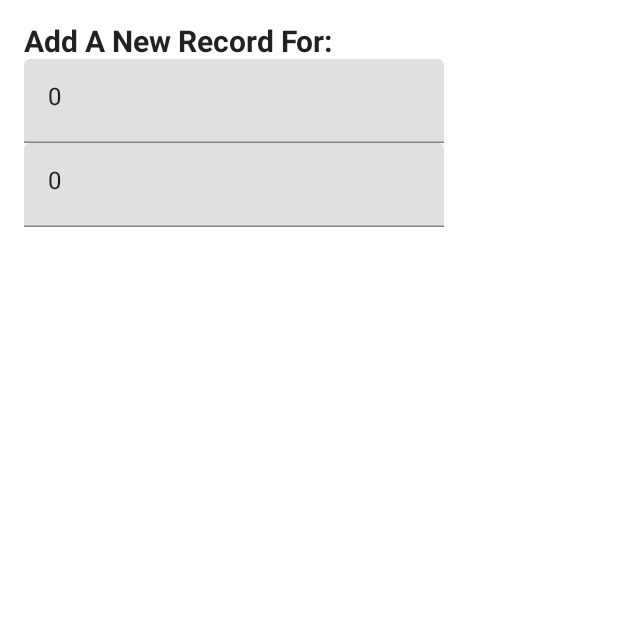
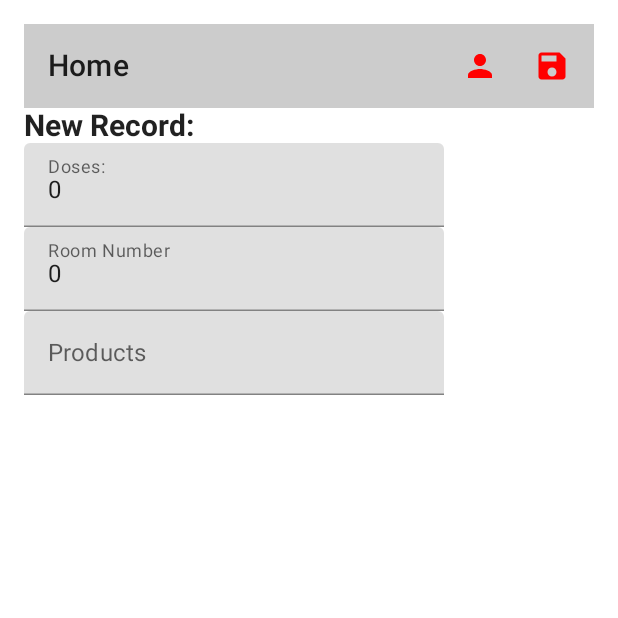
Before and after one commit to DathanStoneDev/Punches-Manager, an Android app built with Jetpack Compose: the composable RecordAddEditScreen shown on its own in the app's theme, on a phone screen of 412 x 824 dp, the top half of it. Run offline under Robolectric (Android 15) with nearby library versions, the phone set to English and light mode, and no system bars; our stand-ins replace Dagger/Hilt's generated code; 1 statement that could not run was skipped.

Commit message:
Added functionality to the AddEditRecord Page. Created a topApp bar to go to a profile screen and save a record. Doses, room number and product can be selected.

```diff
--- a/app/src/main/java/com/devstone/punchesmanager/ui/record/AddEditRecordEvent.kt
+++ b/app/src/main/java/com/devstone/punchesmanager/ui/record/AddEditRecordEvent.kt
@@ -7,4 +7,5 @@ sealed class AddEditRecordEvent {
     data class OnProductClick(val product: Product): AddEditRecordEvent()
     data class OnRoomNumberChange(val roomNumber: Int): AddEditRecordEvent()
     object OnSaveRecordClick: AddEditRecordEvent()
+    object OnProfileClick: AddEditRecordEvent()
 }
--- a/app/src/main/java/com/devstone/punchesmanager/ui/record/RecordAddEditScreen.kt
+++ b/app/src/main/java/com/devstone/punchesmanager/ui/record/RecordAddEditScreen.kt
@@ -1,22 +1,25 @@
 package com.devstone.punchesmanager.ui.record
 
+import androidx.compose.foundation.clickable
 import androidx.compose.foundation.layout.*
-import androidx.compose.material.Scaffold
-import androidx.compose.material.Text
-import androidx.compose.material.TextField
-import androidx.compose.runtime.Composable
-import androidx.compose.runtime.LaunchedEffect
-import androidx.compose.runtime.collectAsState
-import androidx.compose.ui.Alignment
+import androidx.compose.foundation.lazy.LazyColumn
+import androidx.compose.foundation.lazy.items
+import androidx.compose.material.*
+import androidx.compose.material.icons.Icons
+import androidx.compose.material.icons.filled.Person
+import androidx.compose.material.icons.filled.Save
+import androidx.compose.runtime.*
 import androidx.compose.ui.Modifier
+import androidx.compose.ui.graphics.Color
 import androidx.compose.ui.text.font.FontWeight
-import androidx.compose.ui.tooling.preview.Preview
 import androidx.compose.ui.unit.dp
 import androidx.compose.ui.unit.sp
 import androidx.hilt.navigation.compose.hiltViewModel
+import com.devstone.punchesmanager.ui.product.ProductItem
 import com.devstone.punchesmanager.util.UiEvent
 import kotlinx.coroutines.flow.collect
 
+@OptIn(ExperimentalMaterialApi::class)
 @Composable
 fun RecordAddEditScreen(
     onPopBackStack: ()-> Unit,
@@ -37,49 +40,102 @@ fun RecordAddEditScreen(
     Scaffold(
         modifier = modifier
             .fillMaxSize()
-            .padding(16.dp)
+            .padding(16.dp),
+        topBar = { AddRecordTopAppBar(onEvent = viewModel::onEvent) }
     ) {
 
         Column(
             modifier = modifier.fillMaxSize()
         ) {
-            Text(
-                text = "Add A New Record For: ${viewModel.toolSetPONumberForRecord}",
-                fontSize = 20.sp,
-                fontWeight = FontWeight.Bold
-            )
-            /*
-            Row(
-                modifier = Modifier.fillMaxWidth(),
-                verticalAlignment = Alignment.CenterVertically,
-            ) {
+            var productText by remember {
+                mutableStateOf("")
+            }
+            Row {
                 Text(
-                    text = viewModel.toolSetPONumberForRecord,
-                    modifier = Modifier.weight(1f),
+                    text = "New Record: ${viewModel.toolSetPONumberForRecord}",
                     fontSize = 20.sp,
                     fontWeight = FontWeight.Bold
                 )
-                if (viewModel.toolRecordId <= 0) {
-                    Text(text = "New Record!")
-                }
-                Text(text = viewModel.productIdForRecord)
-                Text(text = viewModel.productNameForRecord)
-            }*/
+            }
+
             TextField(
                 value = viewModel.totalDoses.toString(),
                 onValueChange = {
                     viewModel.onEvent(AddEditRecordEvent.OnDosesRanChange(it.toLong()))
-                }
+                },
+                label = { Text(text = "Doses: ")},
+                singleLine = true
             )
             TextField(
                 value = viewModel.roomNumber.toString(),
                 onValueChange = {
                     viewModel.onEvent(AddEditRecordEvent.OnRoomNumberChange(it.toInt()))
+                },
+                label = { Text(text = "Room Number")},
+                singleLine = true
+            )
+            TextField(
+                value = productText,
+                onValueChange = { productText = it },
+                label = { Text(text = "Products")},
+                singleLine = true
+            )
+            Spacer(modifier = Modifier.height(10.dp))
+            val filteredOptions = products.value.filter {
+                it.name.contains(productText, ignoreCase = true) }
+            if (filteredOptions.isNotEmpty()) {
+                LazyColumn(modifier = modifier
+                    .fillMaxWidth()
+                    .padding(bottom = 30.dp)) {
+                    items(filteredOptions) { product ->
+                        ProductItem(
+                            product = product,
+                            onEvent = {},
+                            modifier = modifier
+                                .fillMaxWidth()
+                                .padding(16.dp)
+                                .clickable {
+                                    productText = product.name
+                                    viewModel.onEvent(AddEditRecordEvent.OnProductClick(product))
+                                }
+                    )
+                    }
                 }
-            )
+                }
+            }
+            }
 
         }
 
-    }
-
+@Composable
+fun AddRecordTopAppBar(onEvent: (AddEditRecordEvent) -> Unit) {
+    TopAppBar(
+        title = { Text("Home") },
+        backgroundColor = Color.LightGray,
+        actions = {
+            IconButton(
+                onClick = {
+                    onEvent(AddEditRecordEvent.OnProfileClick)
+                },
+            ) {
+                Icon(
+                    imageVector = Icons.Filled.Person,
+                    contentDescription = "profile",
+                    tint = Color.Red
+                )
+            }
+            IconButton(
+                onClick = {
+                    onEvent(AddEditRecordEvent.OnSaveRecordClick)
+                },
+            ) {
+                Icon(
+                    imageVector = Icons.Filled.Save,
+                    contentDescription = "profile",
+                    tint = Color.Red
+                )
+            }
+        },
+        elevation = 0.dp
+    )
 }
--- a/app/src/main/java/com/devstone/punchesmanager/ui/record/RecordItem.kt
+++ b/app/src/main/java/com/devstone/punchesmanager/ui/record/RecordItem.kt
@@ -39,10 +39,10 @@ fun RecordItem(
                 contentDescription = "Delete")
         }
 
-        var state by rememberSaveable { mutableStateOf(true)}
+        var state = record.checkStatus
 
         RadioButton(
-            selected = state,
+            selected = state ,
             onClick = {
                 state = true
                 viewModel.onEvent(RecordListEvent.OnRecordStatusChange(state, record))
```
Also changed, not shown: app/src/main/java/com/devstone/punchesmanager/ui/home/HomeScreen.kt (+0 -52 lines), app/src/main/java/com/devstone/punchesmanager/ui/record/RecordListViewModel.kt (+13 -2 lines).
